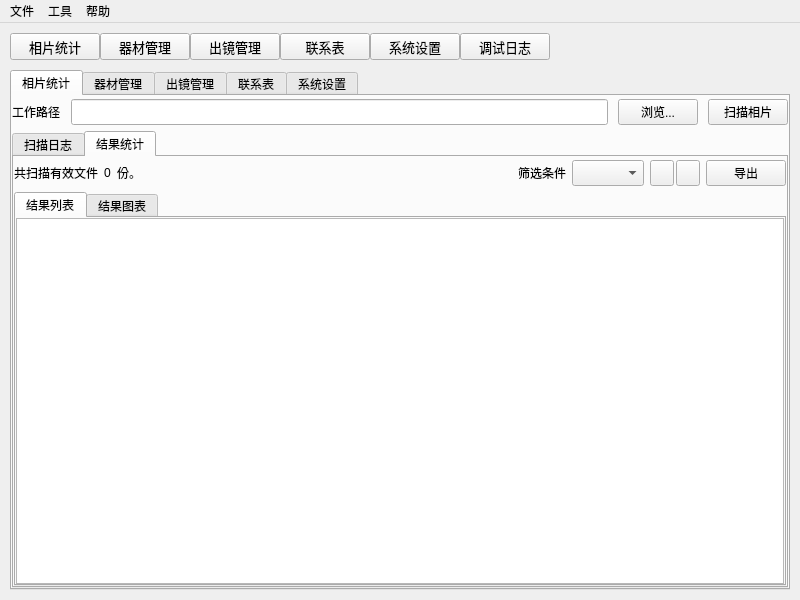
Old version of the form Form/AxisMainWindow.ui in the repository Pichuworks/Codename-Axis.
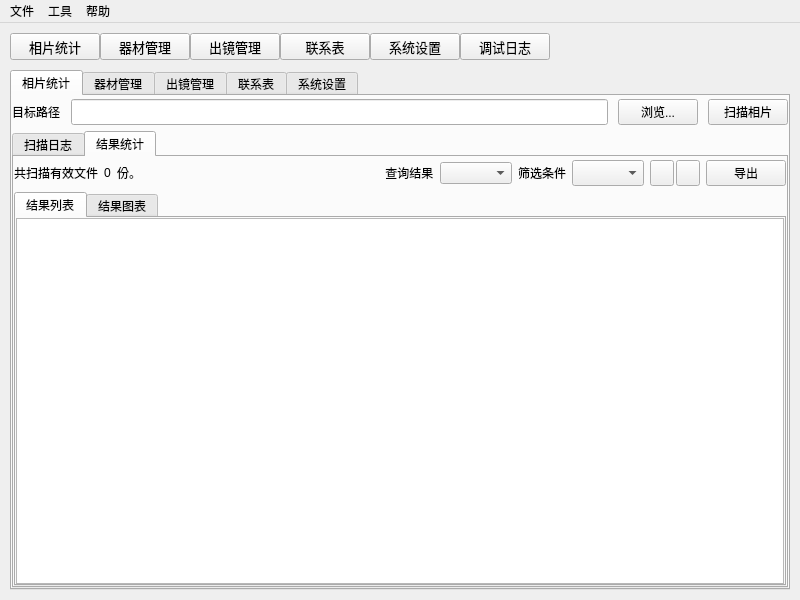
New version of the form. The open tabs and pages were chosen to show the change. Icons and pictures are not drawn.

Patch:
```diff
--- a/Form/AxisMainWindow.ui
+++ b/Form/AxisMainWindow.ui
@@ -496,6 +496,16 @@
                        </property>
                       </spacer>
                      </item>
+                     <item>
+                      <widget class="QLabel" name="lblScanResultSelect">
+                       <property name="text">
+                        <string> 查询结果</string>
+                       </property>
+                      </widget>
+                     </item>
+                     <item>
+                      <widget class="QComboBox" name="cbScanResultSelect"/>
+                     </item>
                      <item>
                       <widget class="QLabel" name="lblFilterLabel">
                        <property name="text">
@@ -696,7 +706,7 @@
               <item>
                <widget class="QLabel" name="lblFolderPath">
                 <property name="text">
-                 <string>工作路径</string>
+                 <string>目标路径</string>
                 </property>
                </widget>
               </item>
```
Left out of the diff: 2 changed lines with no effect on the pictures.
